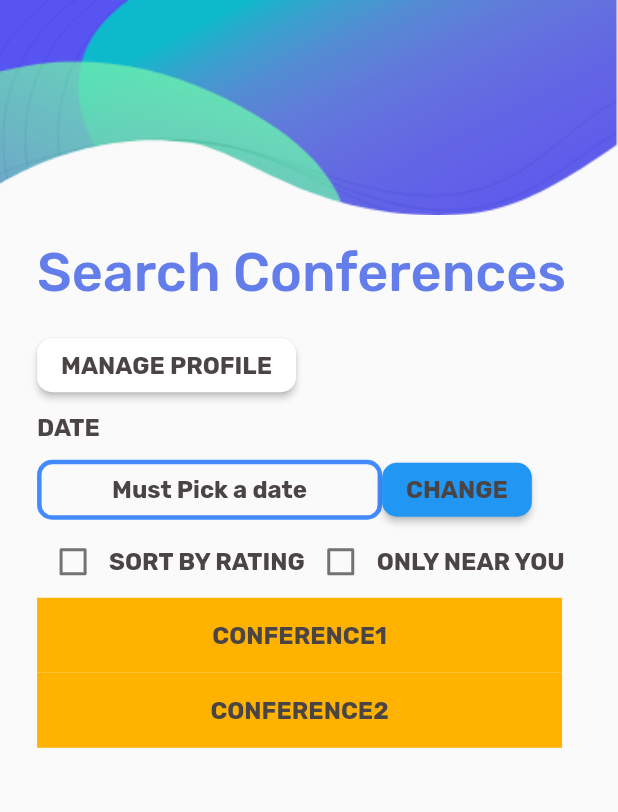
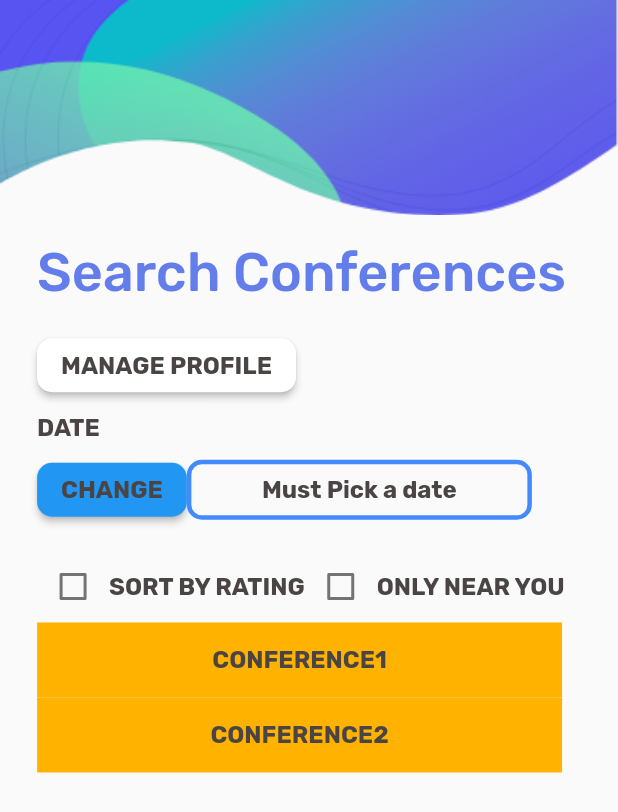
Before and after one commit to FEUP-ESOF-2020-21/open-cx-t2g3-them-d, a Flutter app: the screen it shows after launch, after a tap on "CHANGE", on a phone screen of 412 x 824 dp. Shown: the top 812 px of the screen. Run offline on Flutter 3.47's test engine with Material 2 defaults, Android fonts, the phone set to English and light mode, and no system bars; our stand-ins replace google_fonts; missing offline and left inert: date_range_picker.

Commit message:
small corrections on data range #4

```diff
--- a/smartcon_app/lib/searchConferences.dart
+++ b/smartcon_app/lib/searchConferences.dart
@@ -20,12 +20,11 @@ class _SearchConferences extends State<SearchConferences> {
 
   bool _rating = false;
   bool _near= false;
-
+  List<DateTime> datas =[];
 
 
   @override
   Widget build(BuildContext context) {
-    List<DateTime> picked =[];
         return Scaffold(
             body: Center(
           // Center is a layout widget. It takes a single child and positions it
@@ -91,20 +90,7 @@ class _SearchConferences extends State<SearchConferences> {
                        Container(
                         child:  Row(
                           children:<Widget>[
-                            Container(
-                               decoration: BoxDecoration(
-                                  border: Border.all(color: Colors.blueAccent,width:3.0),
-                                  borderRadius: BorderRadius.all(Radius.circular(10.0))
-                                ),
-                                width: 230.0,
-                                height: 40.0,
 
-                                child: Text(picked.length == 0
-                                    ? 'Must Pick a date'
-                                    : picked[0].toString(),
-                                    style: Theme.of(context).textTheme.headline6,textAlign: TextAlign.center),
-                                alignment: Alignment.center,
-                            ),
 
                             new MaterialButton(
                               color: Colors.blue,
@@ -112,7 +98,7 @@ class _SearchConferences extends State<SearchConferences> {
                                   borderRadius: BorderRadius.circular(10.0)),
                               highlightElevation: 40.0,
                               onPressed: () async {
-                                final picked = await DateRagePicker.showDatePicker(
+                                final List<DateTime> picked = await DateRagePicker.showDatePicker(
                                     context: context,
                                     initialFirstDate: new DateTime.now(),
                                     initialLastDate: (new DateTime.now()).add(new Duration(days: 7)),
@@ -122,20 +108,40 @@ class _SearchConferences extends State<SearchConferences> {
                                 if (picked != null && picked.length == 2) {
                                     print(picked);
                                 }
+                                datas=picked;
                               },
+
                               child: Text(
                                 "CHANGE",
                                 style: Theme.of(context).textTheme.headline6,
                                 textAlign: TextAlign.center,
                               )
-                              )
+                            ),
+
+
+                              Container(
+                               decoration: BoxDecoration(
+                                  border: Border.all(color: Colors.blueAccent,width:3.0),
+                                  borderRadius: BorderRadius.all(Radius.circular(10.0))
+                                ),
+                                width: 230.0,
+                                height: 40.0,
+
+                                child: Text(datas.length==0
+                                    ? 'Must Pick a date'
+                                    : "FROM: " +datas[0].toString().substring(0,10) + "\n TO: "  +datas[1].toString().substring(0,10),
+                                    style: Theme.of(context).textTheme.headline6,textAlign: TextAlign.center),
+                                alignment: Alignment.center,
+                            ),
+
                           ]),
                        ),
 
-
-
-
-                        Container(
+                      Padding(
+                  padding: EdgeInsets.only(
+                    top: MediaQuery.of(context).size.width * 0.04,
+                  ),
+                        child: Container(
                         child:  Row(
                           children:<Widget>[
                             Checkbox(
@@ -167,7 +173,9 @@ class _SearchConferences extends State<SearchConferences> {
                           ]
 
                           ),
+                      )
                       ),
+
                        Container(
                           color: Colors.amber[600],
                           width: 350.0,
```
